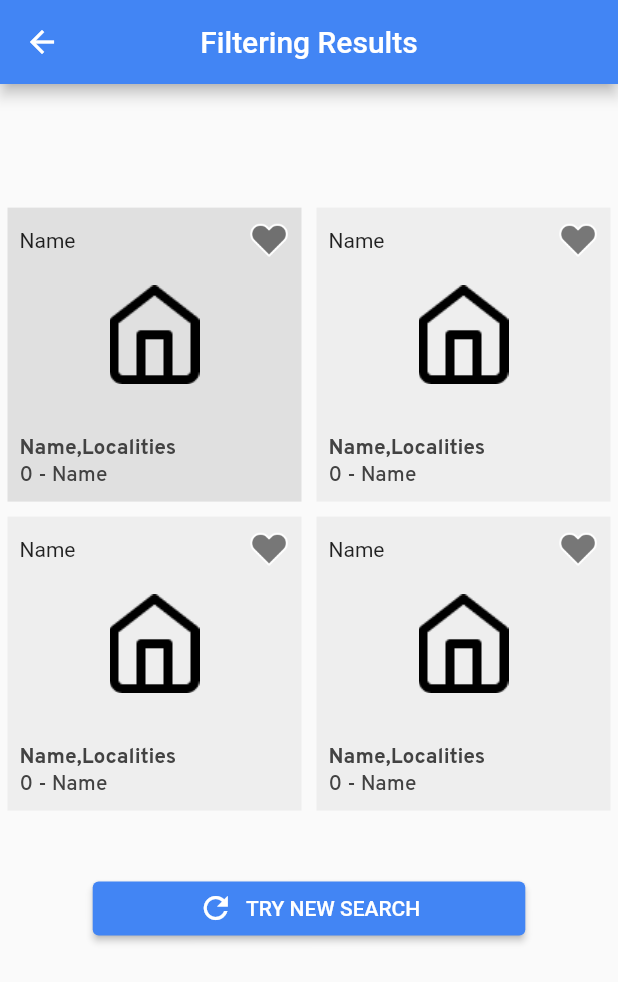
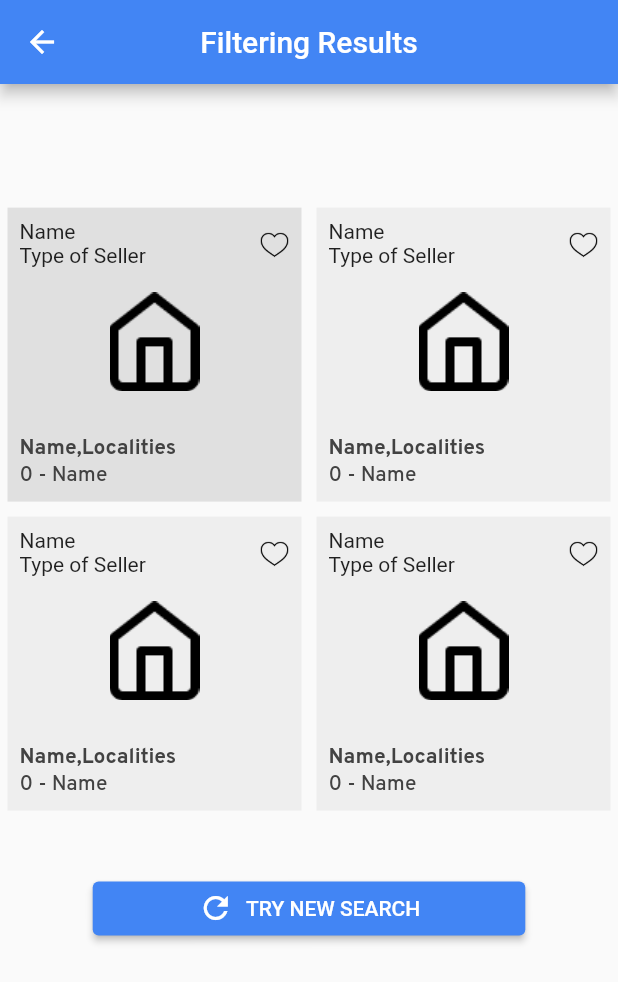
Before and after one commit to JyotBrainBinary/yitaku_new, a Flutter app: the AllPropertyWithinBudgetScreen screen opened directly, after a tap on "Filters", on a phone screen of 412 x 824 dp. Shown: the top 982 px of the screen. Run offline on Flutter 3.47's test engine with Material 2 defaults, Android fonts, the light colour scheme and no system bars; our stand-ins replace dropdown_button2, get, image_picker, readmore, shared_preferences; accounts and stored records are empty.

Commit message:
changes u

```diff
--- a/lib/screen/all_property_within_budget/all_property_within_budget_screen.dart
+++ b/lib/screen/all_property_within_budget/all_property_within_budget_screen.dart
@@ -96,7 +96,7 @@ class AllPropertyWithinBudgetScreen extends StatelessWidget {
                             },
                             child: Container(
                               height: 32,
-                              width: Get.width - 59,
+                              width: Get.width - 61,
                               decoration: BoxDecoration(
                                   border:
                                       Border.all(color: ColorRes.color757575),
@@ -201,7 +201,7 @@ class AllPropertyWithinBudgetScreen extends StatelessWidget {
                             },
                             child: Container(
                               height: 32,
-                              width: Get.width - 59,
+                              width: Get.width - 61,
                               decoration: BoxDecoration(
                                   border:
                                       Border.all(color: ColorRes.color757575),
@@ -303,7 +303,7 @@ class AllPropertyWithinBudgetScreen extends StatelessWidget {
                             },
                             child: Container(
                               height: 32,
-                              width: Get.width - 59,
+                              width: Get.width - 61,
                               decoration: BoxDecoration(
                                   border:
                                       Border.all(color: ColorRes.color757575),
@@ -405,7 +405,7 @@ class AllPropertyWithinBudgetScreen extends StatelessWidget {
                             },
                             child: Container(
                               height: 32,
-                              width: Get.width - 59,
+                              width: Get.width - 61,
                               decoration: BoxDecoration(
                                   border:
                                       Border.all(color: ColorRes.color757575),
@@ -488,7 +488,7 @@ class AllPropertyWithinBudgetScreen extends StatelessWidget {
 // ===================================================search button=========================================================
                     Container(
                       width: Get.width,
-                      margin:  EdgeInsets.only(left: Get.width * 0.11),
+                      margin:  EdgeInsets.only(left: Get.width * 0.11,right: 1),
                       child: ElevatedButton(
                         onPressed: () {},
                         style: const ButtonStyle(
@@ -509,7 +509,7 @@ class AllPropertyWithinBudgetScreen extends StatelessWidget {
               ),
               GridView.builder(
                   itemCount: 4,
-                  padding: EdgeInsets.symmetric(horizontal: 5),
+                  padding: const EdgeInsets.symmetric(horizontal: 5),
                   itemBuilder: (context, index) => Obx(
                         () => InkWell(
                       onTap: () {
@@ -534,13 +534,19 @@ class AllPropertyWithinBudgetScreen extends StatelessWidget {
                               mainAxisAlignment:
                               MainAxisAlignment.spaceBetween,
                               children: [
-                                const Text("Name"),
-                                Image.asset(AssetRes.heart,
-                                    scale: 2.2),
+                                const Column(
+                                  crossAxisAlignment: CrossAxisAlignment.start,
+                                  children: [
+                                    Text("Name"),
+                                    Text("Type of Seller"),
+                                  ],
+                                ),
+                                Image.asset(AssetRes.heart_icon,
+                                    scale: 2.5),
                               ],
                             ),
                             SizedBox(height: Get.height * 0.02),
-                            Center(child: Image.asset(AssetRes.home)),
+                            Center(child: Image.asset(AssetRes.home,color: Colors.grey,)),
                             const Spacer(),
                             Text("Name,Localities",
                                 style: overpassRegular(
--- a/lib/screen/filtering_result/filtering_result_screen.dart
+++ b/lib/screen/filtering_result/filtering_result_screen.dart
@@ -33,7 +33,6 @@ class FilteringResultScreen extends StatelessWidget {
                         },
                         child: Container(
                           height: Get.height * 2,
-                          width: 150,
                           color:
                               filteringResultController.selectedIndex.value ==
                                       index
@@ -45,10 +44,17 @@ class FilteringResultScreen extends StatelessWidget {
                             children: [
                               Row(
                                 mainAxisAlignment:
-                                    MainAxisAlignment.spaceBetween,
+                                MainAxisAlignment.spaceBetween,
                                 children: [
-                                  const Text("Name"),
-                                  Image.asset(AssetRes.heart, scale: 2.2),
+                                  const Column(
+                                    crossAxisAlignment: CrossAxisAlignment.start,
+                                    children: [
+                                      Text("Name"),
+                                      Text("Type of Seller"),
+                                    ],
+                                  ),
+                                  Image.asset(AssetRes.heart_icon,
+                                      scale: 2.5),
                                 ],
                               ),
                               SizedBox(height: Get.height * 0.02),
--- a/lib/screen/goal_screen/goal_screen.dart
+++ b/lib/screen/goal_screen/goal_screen.dart
@@ -47,7 +47,7 @@ class GoalScreen extends StatelessWidget {
               InkWell(
                 onTap: () {
 
-                  Get.to(() => HomeScreenTwo());
+                  // Get.to(() => HomeScreenTwo());
 
                 },
                 child: Container(
--- a/lib/screen/home_screen_two/home_controller_two.dart
+++ b/lib/screen/home_screen_two/home_controller_two.dart
@@ -167,7 +167,7 @@ class HomeControllerTwo extends GetxController {
                       onTap: () {
                         Get.back();
                       },
-                      child: const Icon(Icons.close, color: Colors.black87)),
+                      child: const Icon(Icons.close, color: Colors.black54,size: 20)),
                 ],
               ),
               SizedBox(height: Get.height * 0.035),
--- a/lib/screen/profile/profile_screen.dart
+++ b/lib/screen/profile/profile_screen.dart
@@ -207,9 +207,9 @@ class ProfileScreen extends StatelessWidget {
                                                                       Text(
                                                                         profileController
                                                                             .selectItem,
-                                                                        style: const TextStyle(
-                                                                            color:
-                                                                                Colors.grey),
+                                                                        style:  TextStyle(
+                                                                            color: profileController.selectItem == "Select..." ? Colors.black:
+                                                                                ColorRes.color757575),
                                                                       ),
                                                                       const Spacer(),
                                                                       (profileController
--- a/lib/utils/StringRes.dart
+++ b/lib/utils/StringRes.dart
@@ -131,8 +131,8 @@ class StringRes {
   static const propertyWithinYourBudget = "Properties within your budget";
 
   ///----------------------------- Term And Condition Screen -------------------------------
-  static const termAndCondition = "Term And Condition";
-  static const termAndConditionForUser = "Term & Condition For Users";
+  static const termAndCondition = "Terms And Conditions";
+  static const termAndConditionForUser = "Terms & Conditions For Users";
   static const t_and_c_1_1 = '''1.1  In these terms and conditions for users (“Terms of Use”) the terms “we", "our", "us" or "Company" means Yitaku Ltd and its subsidiaries, employees, officers, agents, affiliates or assigned parties.''';
   static const t_and_c_1_2 = '''1.2  "Website" or "App" refers to Yitaku.com and to the Yitaku mobile application.''';
   static const t_and_c_1_3 = '''1.3  By accessing and using this Website or App, you are agreeing to be bound by the company’s Terms of Use and        the Privacy Policy (together the “Terms”), all applicable laws and regulations, and agree that you are responsible for compliance with any applicable local laws. If you do not agree with any of these Terms, your sole option is to  immediately cease your use of this Website or App. The materials contained in this Website and App are protected    by applicable copyright and trademark law.''';
--- a/lib/utils/asset_res.dart
+++ b/lib/utils/asset_res.dart
@@ -43,6 +43,7 @@ class AssetRes {
   ///_____________________ icons _________________________
 
   static const searchHome = "${icons}searchHome.png";
+  static const heart_icon = "${icons}heart-50.png";
   static const downList = "${icons}downList.png";
   static const list_a_property = "${icons}list_a_property.png";
   static const log_out = "${icons}log_out.png";
```
Also changed, not shown: lib/screen/term_and_condition/terms_and_condition_screen.dart (+7 -0 lines), assets/icons/heart-50.png (added).
